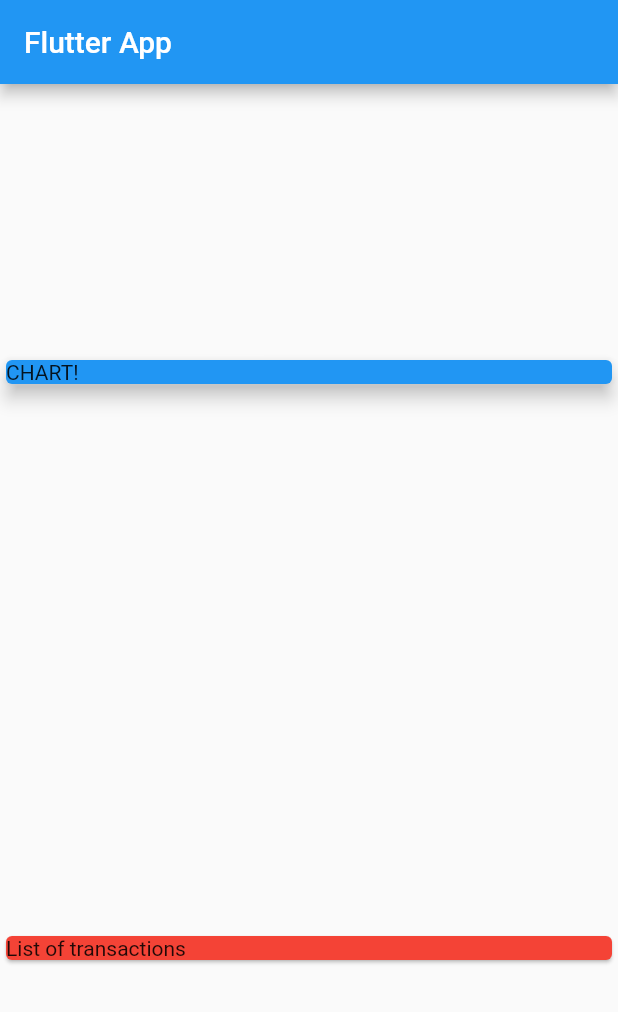
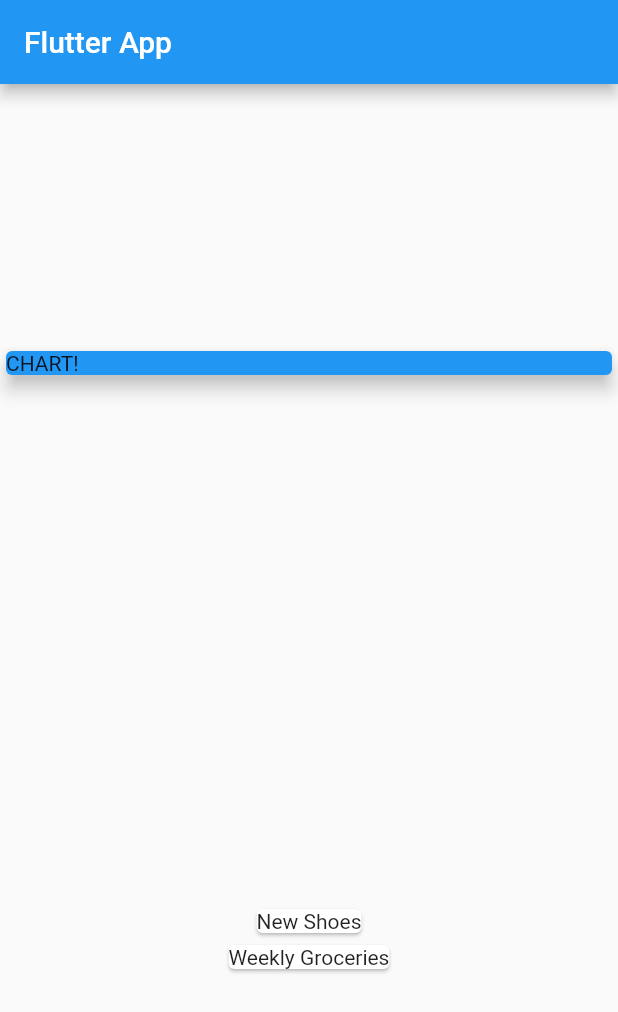
Before and after one commit to kareem0badawy/expenses_app, a Flutter app: the screen it shows after launch, on a phone screen of 412 x 824 dp. Shown: the top 1012 px of the screen. Run offline on Flutter 3.47's test engine with Material 2 defaults, Android fonts, the phone set to English and light mode, and no system bars.

Commit message:
Begin implemantaion transactions class with map

```diff
--- a/lib/main.dart
+++ b/lib/main.dart
@@ -46,9 +46,12 @@ class MyHomePage extends StatelessWidget {
               elevation: 5,
             ),
           ),
-          Card(
-            color: Colors.red,
-            child: Text('List of transactions'),
+          Column(
+            children: transactions.map((tx) {
+              return Card(
+                child: Text(tx.title),
+              );
+            }).toList(),
           ),
         ],
       ),
```
